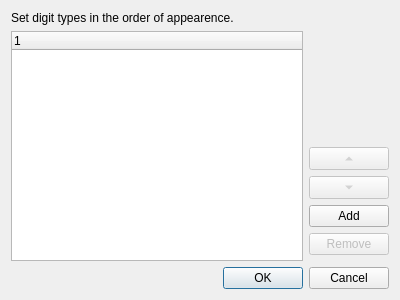
Above: BambooTracker/gui/fm_envelope_set_edit_dialog.ui from BambooTracker/BambooTracker before the change. Below: the same form after it.
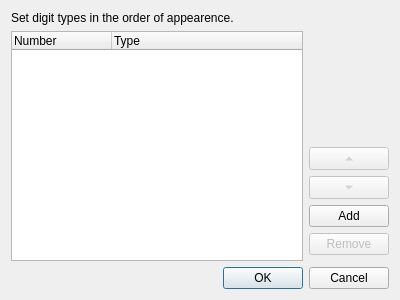
That is the form after the change.

Commit message: Set column names of header in tree widget in ui

Patch:
```diff
--- a/BambooTracker/gui/fm_envelope_set_edit_dialog.ui
+++ b/BambooTracker/gui/fm_envelope_set_edit_dialog.ui
@@ -116,6 +116,19 @@
      <property name="uniformRowHeights">
       <bool>true</bool>
      </property>
+     <property name="columnCount">
+      <number>2</number>
+     </property>
+     <column>
+      <property name="text">
+       <string>Number</string>
+      </property>
+     </column>
+     <column>
+      <property name="text">
+       <string>Type</string>
+      </property>
+     </column>
     </widget>
    </item>
   </layout>
```
The commit also changes 5 other files.
